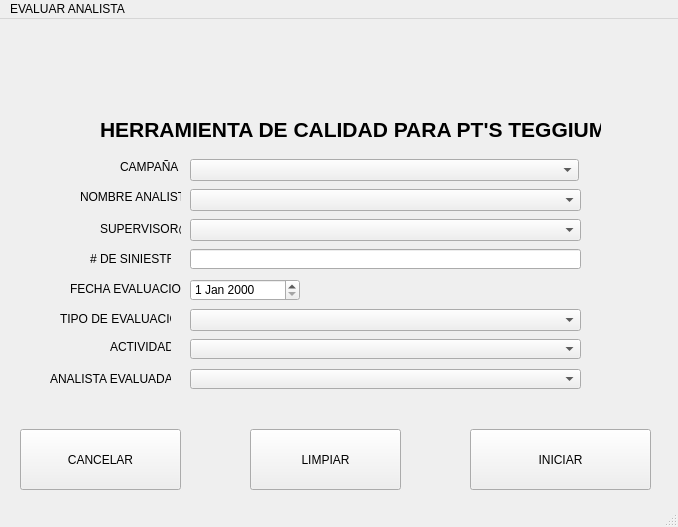
Ersa77/teggium_evaluations, file interfaces/analista_calidad/new_evaluation.ui: the form before one commit.
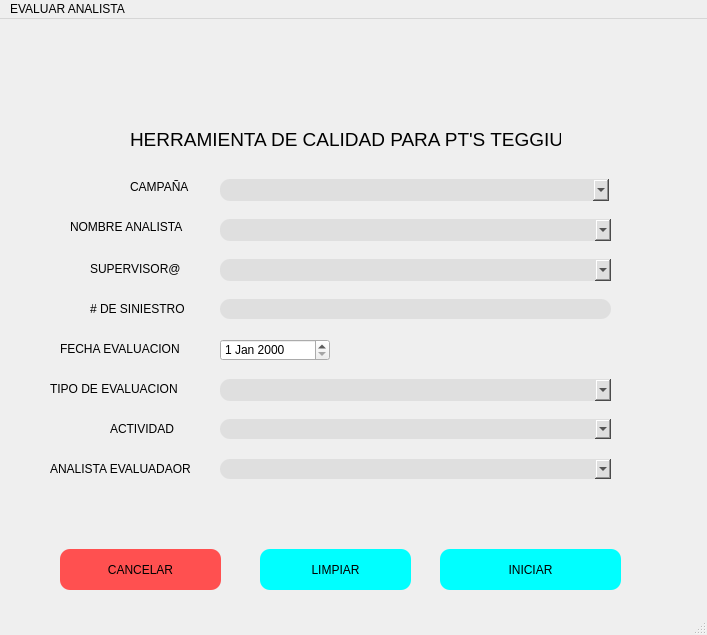
The form after the commit. Icons and pictures are not drawn.

What changed in the file:
```diff
--- a/interfaces/analista_calidad/new_evaluation.ui
+++ b/interfaces/analista_calidad/new_evaluation.ui
@@ -6,21 +6,75 @@
    <rect>
     <x>0</x>
     <y>0</y>
-    <width>678</width>
-    <height>527</height>
+    <width>707</width>
+    <height>635</height>
    </rect>
   </property>
   <property name="windowTitle">
    <string>MainWindow</string>
   </property>
+  <property name="styleSheet">
+   <string notr="true">QLineEdit{
+background-color: rgb(223, 223, 223);
+color: rgb(0, 0, 0);
+border-radius: 10px;
+}
+
+QComboBox{
+background-color: rgb(223, 223, 223);
+color: rgb(0, 0, 0);
+border-radius: 10px;
+}
+
+QLineEdit:hover{
+background-color: rgb(180, 180, 180)
+}
+QComboBox:hover{
+background-color: rgb(180, 180, 180)
+}
+
+QPushButton {background-color: rgb(0, 255, 255);
+font: 14pt &quot;Arial&quot;;
+border-radius: 10px;
+border-width: 2px;
+hover: rgb(212, 255, 252)
+}
+
+QPushButton:hover {
+background-color: rgb(100, 255, 255);
+}
+
+QPushButton:pressed {
+background-color: rgb(27, 198, 186)
+}
+
+#cancel {background-color: rgb(255, 80, 80);
+font: 14pt &quot;Arial&quot;;
+border-radius: 10px;
+border-width: 2px;
+hover: rgb(212, 255, 252)
+}
+
+#cancel:hover {
+background-color: rgb(255, 136, 136);
+}
+
+#cancel:pressed {
+background-color: rgb(186, 3, 3)
+}
+
+QLabel{
+font: 10pt &quot;Arial&quot;;
+}</string>
+  </property>
   <widget class="QWidget" name="centralwidget">
    <widget class="QPushButton" name="go">
     <property name="geometry">
      <rect>
-      <x>470</x>
-      <y>410</y>
+      <x>440</x>
+      <y>530</y>
       <width>181</width>
-      <height>61</height>
+      <height>41</height>
      </rect>
     </property>
     <property name="text">
@@ -30,10 +84,10 @@
    <widget class="QPushButton" name="cancel">
     <property name="geometry">
      <rect>
-      <x>20</x>
-      <y>410</y>
+      <x>60</x>
+      <y>530</y>
       <width>161</width>
-      <height>61</height>
+      <height>41</height>
      </rect>
     </property>
     <property name="text">
@@ -43,9 +97,9 @@
    <widget class="QLabel" name="name_ejecutiv">
     <property name="geometry">
      <rect>
-      <x>80</x>
-      <y>170</y>
-      <width>101</width>
+      <x>70</x>
+      <y>200</y>
+      <width>121</width>
       <height>16</height>
      </rect>
     </property>
@@ -56,9 +110,9 @@
    <widget class="QLabel" name="campaa">
     <property name="geometry">
      <rect>
-      <x>120</x>
-      <y>140</y>
-      <width>61</width>
+      <x>130</x>
+      <y>160</y>
+      <width>71</width>
       <height>16</height>
      </rect>
     </property>
@@ -70,9 +124,9 @@
     <property name="geometry">
      <rect>
       <x>110</x>
-      <y>320</y>
-      <width>61</width>
-      <height>16</height>
+      <y>400</y>
+      <width>71</width>
+      <height>20</height>
      </rect>
     </property>
     <property name="text">
@@ -83,8 +137,8 @@
     <property name="geometry">
      <rect>
       <x>50</x>
-      <y>350</y>
-      <width>121</width>
+      <y>440</y>
+      <width>151</width>
       <height>20</height>
      </rect>
     </property>
@@ -95,8 +149,8 @@
    <widget class="QDateEdit" name="evaluation_date">
     <property name="geometry">
      <rect>
-      <x>190</x>
-      <y>260</y>
+      <x>220</x>
+      <y>320</y>
       <width>110</width>
       <height>22</height>
      </rect>
@@ -105,9 +159,9 @@
    <widget class="QLabel" name="evaluation_date_2">
     <property name="geometry">
      <rect>
-      <x>70</x>
-      <y>260</y>
-      <width>111</width>
+      <x>60</x>
+      <y>320</y>
+      <width>131</width>
       <height>20</height>
      </rect>
     </property>
@@ -118,8 +172,8 @@
    <widget class="QComboBox" name="campania">
     <property name="geometry">
      <rect>
-      <x>190</x>
-      <y>140</y>
+      <x>220</x>
+      <y>160</y>
       <width>389</width>
       <height>22</height>
      </rect>
@@ -128,8 +182,8 @@
    <widget class="QComboBox" name="analyst_name">
     <property name="geometry">
      <rect>
-      <x>190</x>
-      <y>170</y>
+      <x>220</x>
+      <y>200</y>
       <width>391</width>
       <height>22</height>
      </rect>
@@ -138,10 +192,10 @@
    <widget class="QPushButton" name="clear_form">
     <property name="geometry">
      <rect>
-      <x>250</x>
-      <y>410</y>
+      <x>260</x>
+      <y>530</y>
       <width>151</width>
-      <height>61</height>
+      <height>41</height>
      </rect>
     </property>
     <property name="text">
@@ -151,8 +205,8 @@
    <widget class="QComboBox" name="analista_calidad">
     <property name="geometry">
      <rect>
-      <x>190</x>
-      <y>350</y>
+      <x>220</x>
+      <y>440</y>
       <width>391</width>
       <height>20</height>
      </rect>
@@ -161,8 +215,8 @@
    <widget class="QComboBox" name="activity">
     <property name="geometry">
      <rect>
-      <x>190</x>
-      <y>320</y>
+      <x>220</x>
+      <y>400</y>
       <width>391</width>
       <height>20</height>
      </rect>
@@ -187,20 +241,24 @@
    <widget class="QLabel" name="label_2">
     <property name="geometry">
      <rect>
-      <x>100</x>
-      <y>100</y>
-      <width>501</width>
+      <x>130</x>
+      <y>110</y>
+      <width>431</width>
       <height>21</height>
      </rect>
     </property>
     <property name="font">
      <font>
-      <family>Arial</family>
-      <pointsize>16</pointsize>
-      <weight>75</weight>
-      <bold>true</bold>
+      <family>MS Shell Dlg 2</family>
+      <pointsize>14</pointsize>
+      <weight>50</weight>
+      <italic>false</italic>
+      <bold>false</bold>
      </font>
     </property>
+    <property name="styleSheet">
+     <string notr="true">font: 14pt &quot;MS Shell Dlg 2&quot;;</string>
+    </property>
     <property name="text">
      <string>HERRAMIENTA DE CALIDAD PARA PT'S TEGGIUM</string>
     </property>
@@ -211,9 +269,9 @@
    <widget class="QLabel" name="supervisor_label">
     <property name="geometry">
      <rect>
-      <x>100</x>
-      <y>200</y>
-      <width>81</width>
+      <x>90</x>
+      <y>240</y>
+      <width>101</width>
       <height>20</height>
      </rect>
     </property>
@@ -224,8 +282,8 @@
    <widget class="QComboBox" name="supervisor">
     <property name="geometry">
      <rect>
-      <x>190</x>
-      <y>200</y>
+      <x>220</x>
+      <y>240</y>
       <width>391</width>
       <height>22</height>
      </rect>
@@ -234,8 +292,8 @@
    <widget class="QLineEdit" name="no_siniestro">
     <property name="geometry">
      <rect>
-      <x>190</x>
-      <y>230</y>
+      <x>220</x>
+      <y>280</y>
       <width>391</width>
       <height>20</height>
      </rect>
@@ -245,8 +303,8 @@
     <property name="geometry">
      <rect>
       <x>90</x>
-      <y>230</y>
-      <width>81</width>
+      <y>280</y>
+      <width>101</width>
       <height>20</height>
      </rect>
     </property>
@@ -257,9 +315,9 @@
    <widget class="QLabel" name="label_3">
     <property name="geometry">
      <rect>
-      <x>60</x>
-      <y>290</y>
-      <width>111</width>
+      <x>50</x>
+      <y>360</y>
+      <width>141</width>
       <height>20</height>
      </rect>
     </property>
@@ -270,8 +328,8 @@
    <widget class="QComboBox" name="tipo_evaluacion">
     <property name="geometry">
      <rect>
-      <x>190</x>
-      <y>290</y>
+      <x>220</x>
+      <y>360</y>
       <width>391</width>
       <height>22</height>
      </rect>
@@ -283,7 +341,7 @@
     <rect>
      <x>0</x>
      <y>0</y>
-     <width>678</width>
+     <width>707</width>
      <height>21</height>
     </rect>
    </property>
```
